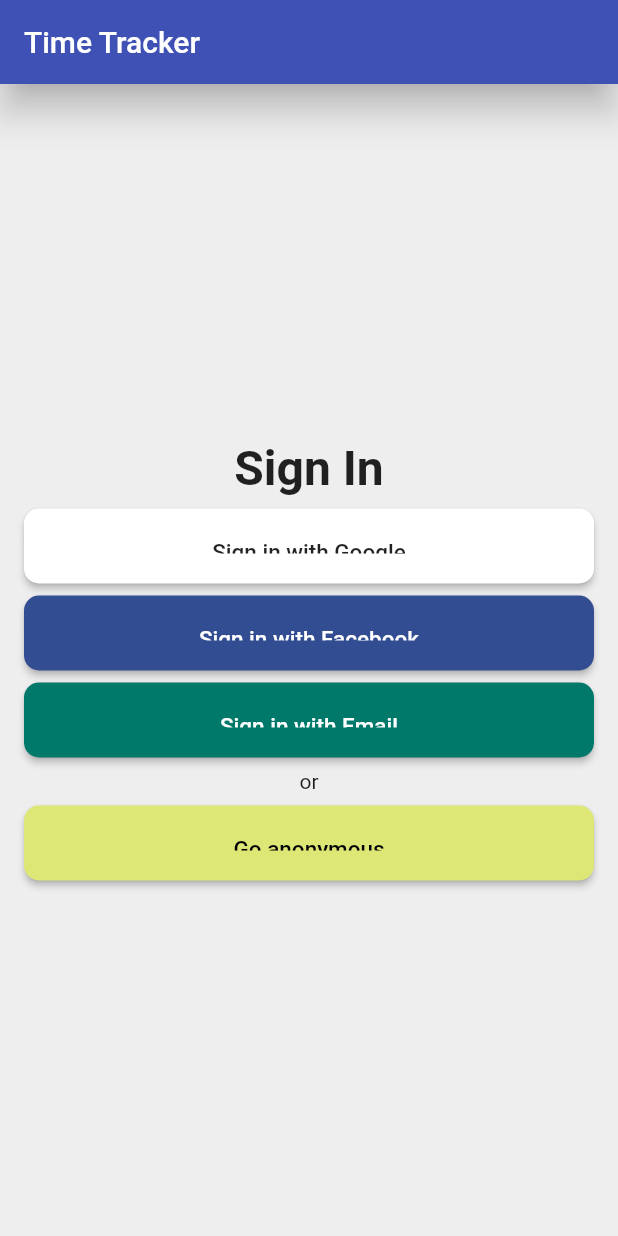
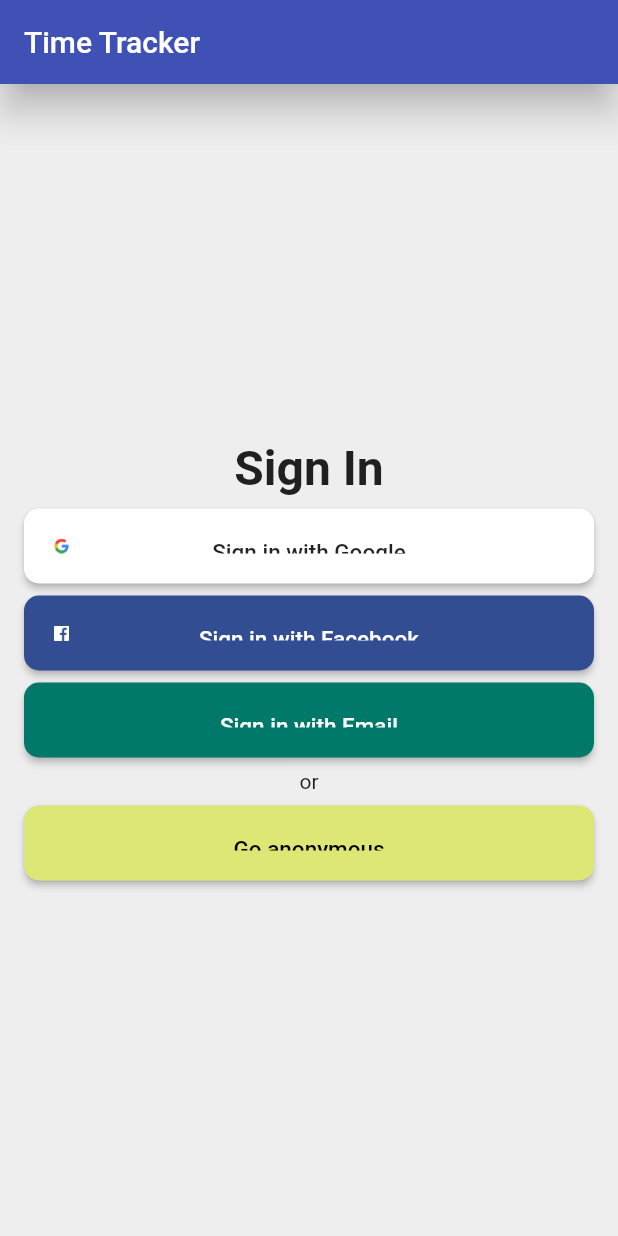
Before and after one commit to ngohongchan/time_tracker_flutter_course, a Flutter app: the screen it shows after launch, on a phone screen of 412 x 824 dp. Run offline on Flutter 3.47's test engine with Material 2 defaults, Android fonts, the phone set to English and light mode, and no system bars.

Commit message:
Create UI On Flutter for Project

```diff
--- a/analysis_options.yaml
+++ b/analysis_options.yaml
@@ -27,6 +27,7 @@
       prefer_const_literals_to_create_immutables: false
       prefer_const_constructors_in_immutables: false
       missing_default_value_for_parameter: false
+      unnecessary_null_comparison: false
       avoid_print: false
     # avoid_print: false  # Uncomment to disable the `avoid_print` rule
     # prefer_single_quotes: true  # Uncomment to enable the `prefer_single_quotes` rule
--- a/lib/app/sign_in/sign_in_button.dart
+++ b/lib/app/sign_in/sign_in_button.dart
@@ -7,7 +7,8 @@
     required var color,
     required Color textColor,
     required VoidCallback onPressed,
-  }) : super(
+  })  : assert(text != null),
+        super(
           child: Text(
             text,
             style: TextStyle(color: textColor, fontSize: 15.0),
--- a/lib/app/sign_in/sign_in_page.dart
+++ b/lib/app/sign_in/sign_in_page.dart
@@ -1,5 +1,7 @@
 import 'package:flutter/material.dart';
 import 'package:time_tracker_flutter_course/app/sign_in/sign_in_button.dart';
+import 'package:time_tracker_flutter_course/app/sign_in/social_sign_in_button.dart';
+import 'package:time_tracker_flutter_course/common_widgets/custom_raised_button.dart';
 
 class SignInPage extends StatelessWidget {
   @override
@@ -33,19 +35,21 @@
         const SizedBox(
           height: 8.0,
         ),
-        SignInButton(
+        SocialSignInButton(
+          assetsName: 'images/google-logo.png',
+          color: Colors.white,
           text: 'Sign in with Google',
           textColor: Colors.black87,
-          color: Colors.white,
           onPressed: () {},
         ),
         const SizedBox(
           height: 8.0,
         ),
-        SignInButton(
+        SocialSignInButton(
+          assetsName: 'images/facebook-logo.png',
+          color: Color(0xFF334D92),
           text: 'Sign in with Facebook',
           textColor: Colors.white,
-          color: Color(0xFF334D92),
           onPressed: () {},
         ),
         const SizedBox(
--- /dev/null
+++ b/lib/app/sign_in/social_sign_in_button.dart
@@ -0,0 +1,35 @@
+import 'package:flutter/material.dart';
+import 'package:time_tracker_flutter_course/common_widgets/custom_raised_button.dart';
+
+class SocialSignInButton extends CustomRaisedButton {
+  SocialSignInButton({
+    required String assetsName,
+    required String text,
+    required var color,
+    required Color textColor,
+    required VoidCallback onPressed,
+  })  : assert(assetsName != null),
+        assert(text != null),
+        super(
+          child: Row(
+              mainAxisAlignment: MainAxisAlignment.spaceBetween,
+              children: <Widget>[
+                Image.asset(assetsName),
+                Text(
+                  text,
+                  style: TextStyle(
+                    color: textColor,
+                    fontSize: 15.0,
+                  ),
+                ),
+                Opacity(
+                  opacity: 0.0,
+                  child: Image.asset(assetsName),
+                ),
+              ]),
+          color: color,
+          height: 40.0,
+          borderRadius: 10.0,
+          onPressed: onPressed,
+        );
+}
--- a/lib/common_widgets/custom_raised_button.dart
+++ b/lib/common_widgets/custom_raised_button.dart
@@ -7,7 +7,7 @@
     required this.height,
     required this.borderRadius,
     required this.onPressed,
-  });
+  }) : assert(borderRadius != null);
 
   final Widget child;
   final Color color;
```
Also changed, not shown: pubspec.yaml (+7 -3 lines).
